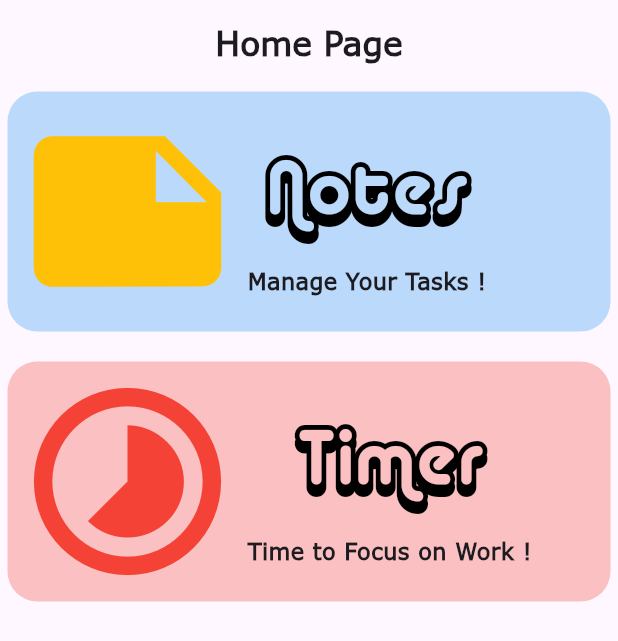
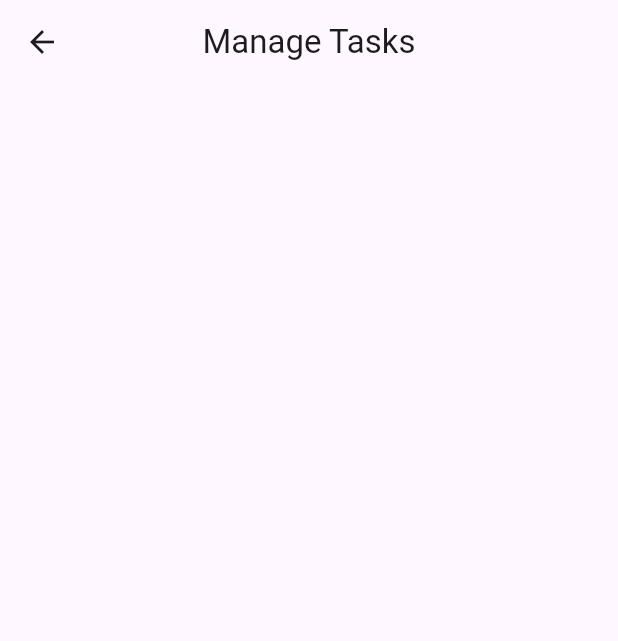
Before and after one commit to zarqizoubir/promodorro_app, a Flutter app: the screen it shows after launch, after a tap on "Notes", on a phone screen of 412 x 824 dp. Shown: the top 641 px of the screen. Run offline on Flutter 3.47's test engine with Material 2 defaults, Android fonts, the phone set to English and light mode, and no system bars; our stand-ins replace awesome_extensions, circular_countdown_timer, device_preview, get, settings_ui; Roboto replaces fonts that are missing (bailysc).

Commit message:
fix some fonts issues and add note main page

```diff
--- a/lib/Views/Home/home_page.dart
+++ b/lib/Views/Home/home_page.dart
@@ -1,3 +1,4 @@
+import 'package:app/Views/Note/note_mainPage.dart';
 import 'package:flutter/material.dart';
 import 'package:get/get.dart';
 
@@ -22,12 +23,14 @@ class HomePage extends StatelessWidget {
       ),
       body: Column(
         children: [
-          TasksManager(),
+          TasksManager(onTap: () {
+            Get.to(() => NoteMainPage());
+          }),
           const SizedBox(
             height: 10,
           ),
           PromodoroManager(onTap: () {
-            Get.offAll(() => TimerPage());
+            Get.to(() => TimerPage());
           }),
         ],
       ),
--- /dev/null
+++ b/lib/Views/Note/mainPage_widgets.dart
@@ -0,0 +1,3 @@
+import 'package:flutter/material.dart';
+
+Widget ExploreWidget() => Container();
--- /dev/null
+++ b/lib/Views/Note/note_mainPage.dart
@@ -0,0 +1,27 @@
+import 'package:flutter/material.dart';
+
+import 'mainPage_widgets.dart';
+
+class NoteMainPage extends StatelessWidget {
+  const NoteMainPage({super.key});
+
+  @override
+  Widget build(BuildContext context) {
+    return Scaffold(
+      appBar: AppBar(
+        centerTitle: true,
+        title: const Text(
+          'Manage Tasks',
+          style: TextStyle(
+            fontFamily: "bailysc",
+          ),
+        ),
+      ),
+      body: Column(
+        children: [
+          ExploreWidget(),
+        ],
+      ),
+    );
+  }
+}
```
Also changed, not shown: lib/Views/Home/home_widgets.dart (+5 -2 lines), fonts/ASTRONAU.TTF, fonts/BAILEYSC.TTF, fonts/Brusher.ttf.
